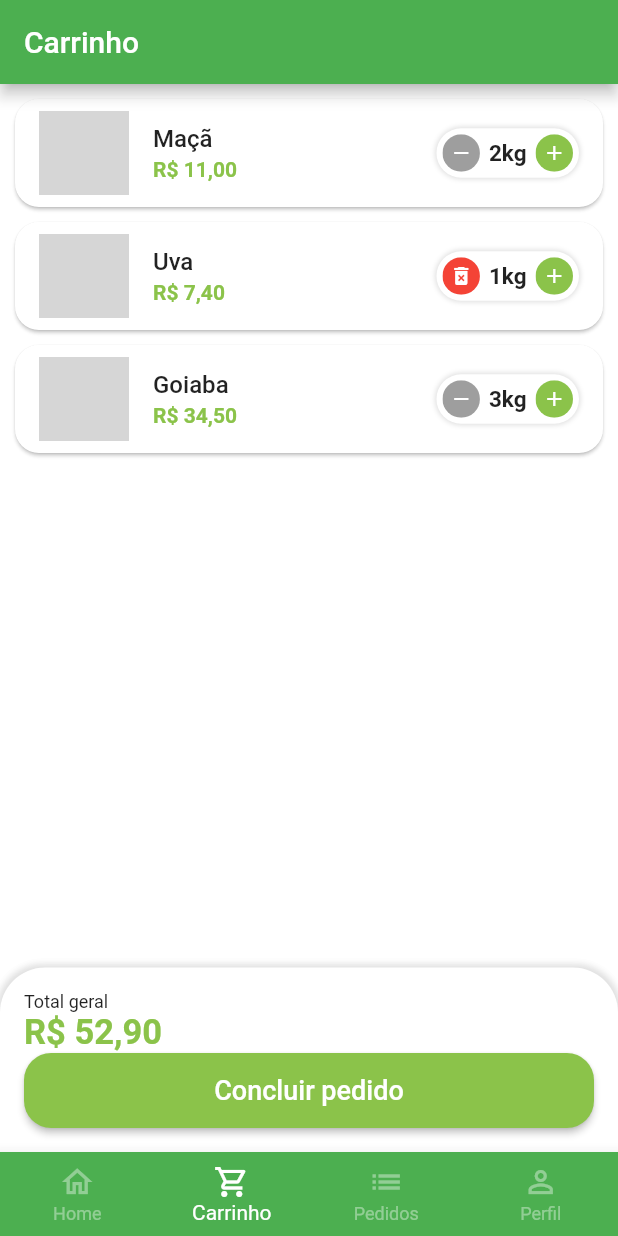
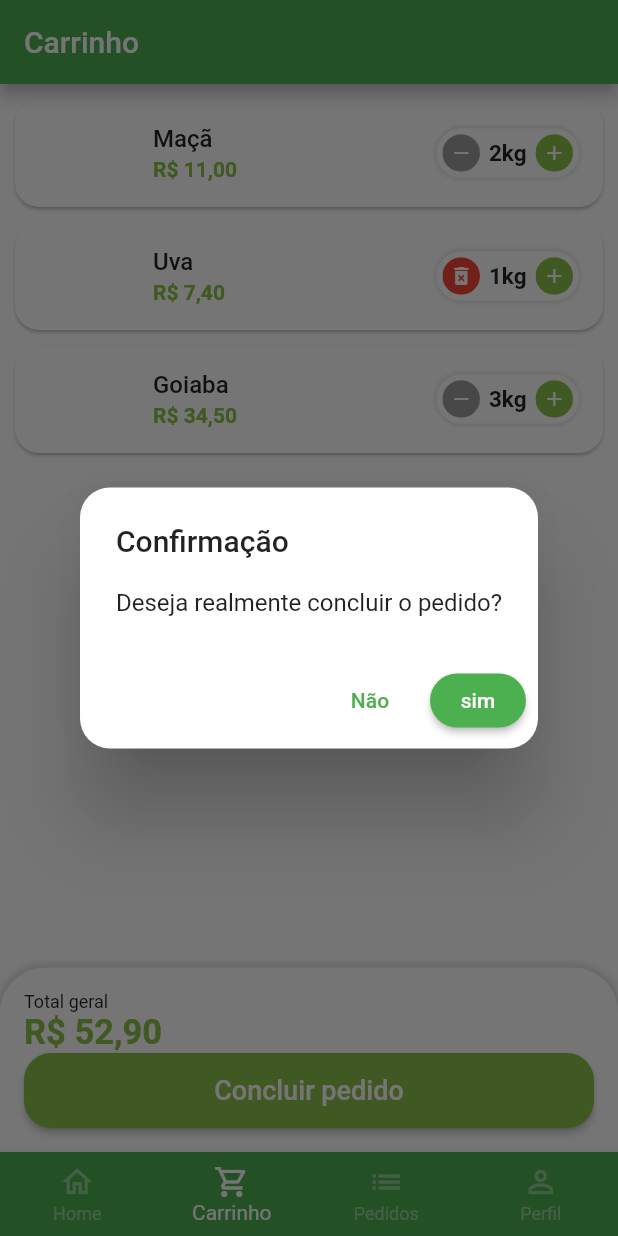
Before and after one commit to MarceloSantosCorrea/greengrocer, a Flutter app: the BaseScreen screen opened directly, item 2 of the bottom bar chosen, after a tap on "Concluir pedido", on a phone screen of 412 x 824 dp. Run offline on Flutter 3.47's test engine with Material 2 defaults, Android fonts, the phone set to English and light mode, and no system bars; our stand-ins replace animated_text_kit, badges, mask_text_input_formatter; grey boxes are pictures that could not be loaded.

Commit message:
dialog de confirmação

```diff
--- a/lib/src/models/cart_item_model.dart
+++ b/lib/src/models/cart_item_model.dart
@@ -1,4 +1,4 @@
-import 'package:greengrocer/src/models/item_model.dart';
+import 'item_model.dart';
 
 class CartItemModel {
   ItemModel item;
--- a/lib/src/screens/base/base_screen.dart
+++ b/lib/src/screens/base/base_screen.dart
@@ -21,7 +21,7 @@ class _BaseScreenState extends State<BaseScreen> {
         controller: pageController,
         children: [
           const HomeTab(),
-          CartTab(),
+          const CartTab(),
           Container(color: Colors.blue),
           Container(color: Colors.purple),
         ],
--- a/lib/src/screens/cart/cart_tab.dart
+++ b/lib/src/screens/cart/cart_tab.dart
@@ -1,9 +1,10 @@
 import 'package:flutter/material.dart';
 import 'package:greengrocer/src/config/app_data.dart' as app_data;
-import 'package:greengrocer/src/config/custom_colors.dart';
-import 'package:greengrocer/src/models/cart_item_model.dart';
-import 'package:greengrocer/src/screens/cart/components/cart_tile.dart';
-import 'package:greengrocer/src/services/utils_service.dart';
+
+import '../../config/custom_colors.dart';
+import '../../models/cart_item_model.dart';
+import '../../services/utils_service.dart';
+import 'components/cart_tile.dart';
 
 class CartTab extends StatefulWidget {
   const CartTab({Key? key}) : super(key: key);
@@ -88,7 +89,9 @@ class _CartTabState extends State<CartTab> {
                         shape: RoundedRectangleBorder(
                           borderRadius: BorderRadius.circular(18.0),
                         )),
-                    onPressed: () {},
+                    onPressed: () async {
+                      bool? result = await showOrderConfirmation();
+                    },
                     child: const Text(
                       'Concluir pedido',
                       style: TextStyle(
@@ -99,9 +102,44 @@ class _CartTabState extends State<CartTab> {
                 ),
               ],
             ),
-          )
+          ),
         ],
       ),
     );
   }
+
+  Future<bool?> showOrderConfirmation() {
+    return showDialog(
+      barrierDismissible: false,
+      context: context,
+      builder: (context) {
+        return AlertDialog(
+          shape: RoundedRectangleBorder(
+            borderRadius: BorderRadius.circular(20),
+          ),
+          title: const Text('Confirmação'),
+          content: const Text('Deseja realmente concluir o pedido?'),
+          actions: [
+            TextButton(
+              onPressed: () {
+                Navigator.pop(context);
+              },
+              child: const Text('Não'),
+            ),
+            ElevatedButton(
+              style: ElevatedButton.styleFrom(
+                shape: RoundedRectangleBorder(
+                  borderRadius: BorderRadius.circular(20),
+                ),
+              ),
+              onPressed: () {
+                Navigator.pop(context, true);
+              },
+              child: const Text('sim'),
+            ),
+          ],
+        );
+      },
+    );
+  }
 }
--- a/lib/src/screens/home/components/category_tile.dart
+++ b/lib/src/screens/home/components/category_tile.dart
@@ -1,5 +1,5 @@
 import 'package:flutter/material.dart';
-import 'package:greengrocer/src/config/custom_colors.dart';
+import '../../../config/custom_colors.dart';
 
 class CategoryTile extends StatelessWidget {
   final String category;
--- a/lib/src/screens/home/home_tab.dart
+++ b/lib/src/screens/home/home_tab.dart
@@ -1,10 +1,10 @@
 import 'package:badges/badges.dart' as badges;
 import 'package:flutter/material.dart';
-import 'package:greengrocer/src/screens/home/components/item_tile.dart';
 
 import '../../config/app_data.dart' as app_data;
 import '../../config/custom_colors.dart';
 import '../home/components/category_tile.dart';
+import 'components/item_tile.dart';
 
 class HomeTab extends StatefulWidget {
   const HomeTab({Key? key}) : super(key: key);
--- a/lib/src/screens/widgets/quantity_widget.dart
+++ b/lib/src/screens/widgets/quantity_widget.dart
@@ -1,6 +1,5 @@
 import 'package:flutter/material.dart';
-
-import 'package:greengrocer/src/config/custom_colors.dart';
+import '../../config/custom_colors.dart';
 
 class QuantityWidget extends StatelessWidget {
   final int value;
```
Also changed, not shown: lib/src/screens/cart/components/cart_tile.dart (+3 -4 lines), lib/src/screens/home/components/item_tile.dart (+4 -4 lines), lib/src/screens/product/product_screen.dart (+4 -4 lines).
